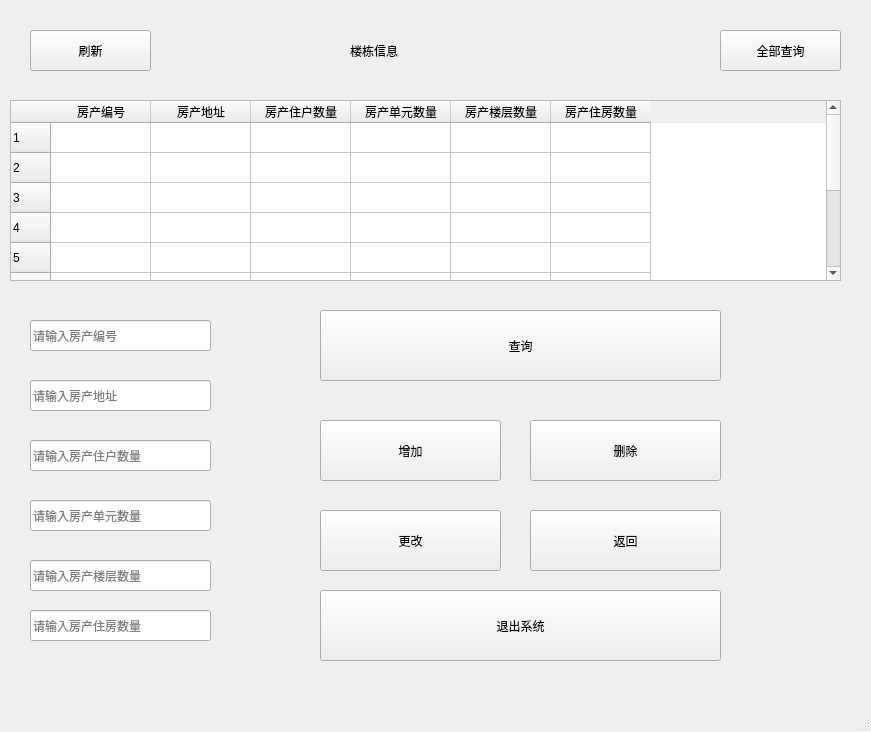
wan-qiang/Database_classdesigner, file root_build.ui: the form before one commit.
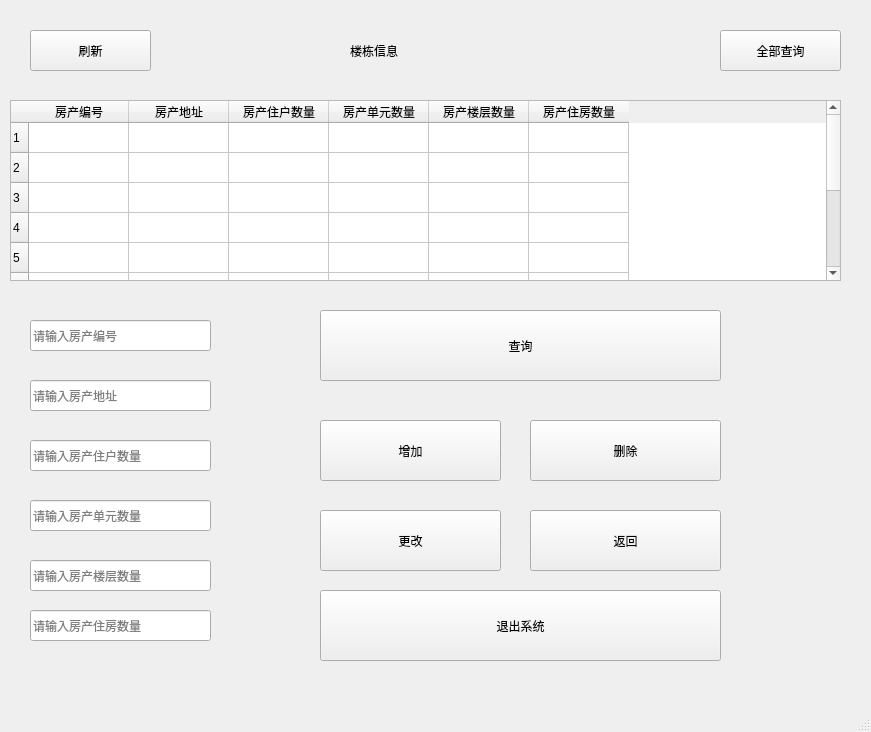
The form after the commit.

The edit to the form file:
```diff
--- a/root_build.ui
+++ b/root_build.ui
@@ -93,7 +93,7 @@
     </row>
     <row>
      <property name="text">
-      <string>新建行</string>
+      <string>9</string>
      </property>
     </row>
     <row>
```
